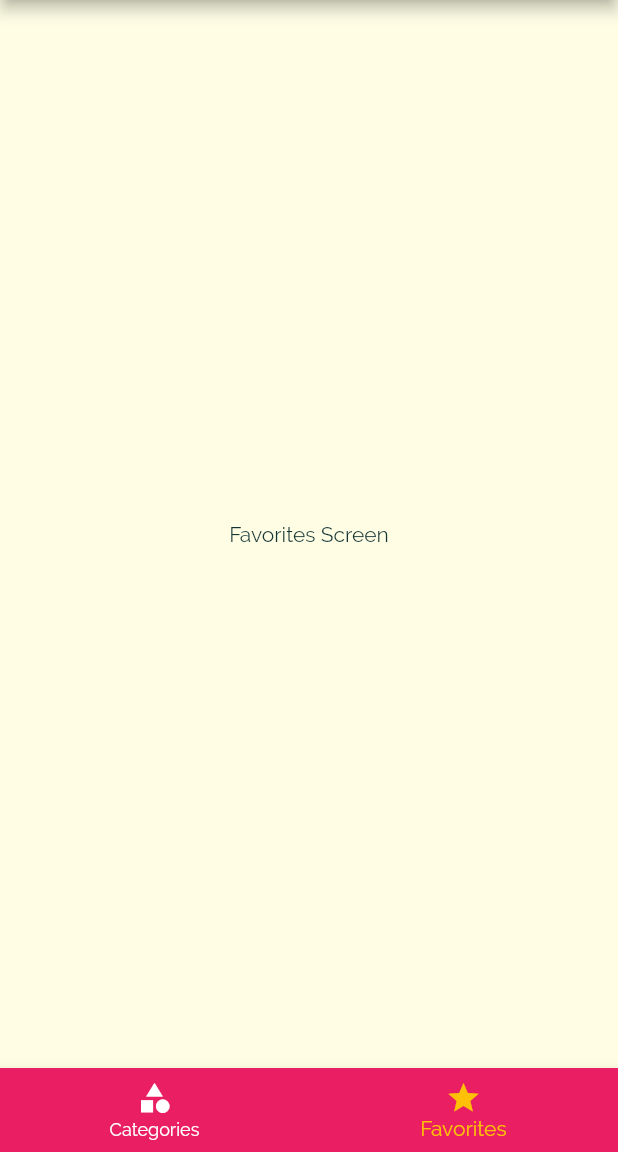
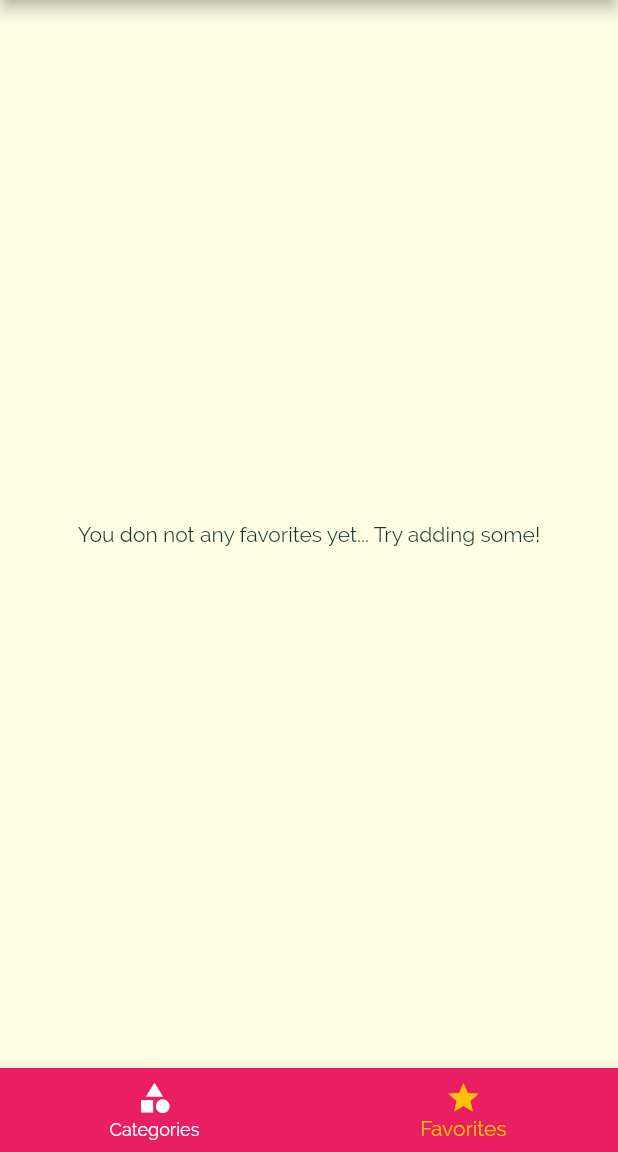
Before and after one commit to rehan-sattar/meals-app-flutter, a Flutter app: the screen it shows after launch, item 2 of the bottom bar chosen, on a phone screen of 412 x 824 dp, the part 84-1236 px from its top. Run offline on Flutter 3.47's test engine with Material 2 defaults, Android fonts, the phone set to English and light mode, and no system bars.

Commit message:
✨ - add favorite logic

```diff
--- a/lib/main.dart
+++ b/lib/main.dart
@@ -24,6 +24,23 @@ class _MyAppState extends State<MyApp> {
   );
 
   List<Meal> _availableMeals = DUMMY_MEALS;
+  List<Meal> _favoriteMeals = [];
+
+  void _toggleFavoriteMeal(String mealId) {
+    var existingIndex = _favoriteMeals.indexWhere((fm) => fm.id == mealId);
+    if (existingIndex >= 0)
+      setState(() {
+        _favoriteMeals.removeAt(existingIndex);
+      });
+    else
+      setState(() {
+        _favoriteMeals.add(DUMMY_MEALS.firstWhere((dm) => dm.id == mealId));
+      });
+  }
+
+  bool _isFavorite(String mealId) {
+    return _favoriteMeals.any((fm) => fm.id == mealId);
+  }
 
   void _setFilters(FilterData newFilterData) {
     setState(() {
@@ -66,10 +83,11 @@ class _MyAppState extends State<MyApp> {
             ),
       ),
       routes: {
-        '/': (ctx) => TabsScreen(),
+        '/': (ctx) => TabsScreen(_favoriteMeals),
         CategoryMealsScreen.routeName: (ctx) =>
             CategoryMealsScreen(_availableMeals),
-        MealDetailScreen.routeName: (ctx) => MealDetailScreen(),
+        MealDetailScreen.routeName: (ctx) =>
+            MealDetailScreen(_toggleFavoriteMeal, _isFavorite),
         FiltersScreen.routeName: (ctx) =>
             FiltersScreen(_filterData, _setFilters)
       },
--- a/lib/screens/favorites_screen.dart
+++ b/lib/screens/favorites_screen.dart
@@ -1,12 +1,35 @@
 import 'package:flutter/material.dart';
 
+import '../models/meals.dart';
+import '../widgets/meal_item.dart';
+
 class FavoritesScreen extends StatelessWidget {
-  const FavoritesScreen({Key key}) : super(key: key);
+  final List<Meal> favoriteMeals;
+
+  FavoritesScreen(this.favoriteMeals);
 
   @override
   Widget build(BuildContext context) {
-    return Center(
-      child: Text('Favorites Screen'),
-    );
+    return favoriteMeals.length == 0
+        ? Center(
+            child: Text(
+              'You don not any favorites yet... Try adding some!',
+            ),
+          )
+        : Container(
+            child: ListView.builder(
+              itemBuilder: (ctx, index) {
+                return MealItem(
+                  id: favoriteMeals[index].id,
+                  title: favoriteMeals[index].title,
+                  imageUrl: favoriteMeals[index].imageUrl,
+                  duration: favoriteMeals[index].duration,
+                  complexity: favoriteMeals[index].complexity,
+                  affordability: favoriteMeals[index].affordability,
+                );
+              },
+              itemCount: favoriteMeals.length,
+            ),
+          );
   }
 }
--- a/lib/screens/tabs_screen.dart
+++ b/lib/screens/tabs_screen.dart
@@ -3,25 +3,37 @@ import 'package:flutter/material.dart';
 import './favorites_screen.dart';
 import './categories_screen.dart';
 import '../widgets/main_drawer.dart';
+import '../models/meals.dart';
 
 class TabsScreen extends StatefulWidget {
-  TabsScreen({Key key}) : super(key: key);
-
+  final List<Meal> favoriteMeals;
+  TabsScreen(this.favoriteMeals);
   @override
   _TabsScreenState createState() => _TabsScreenState();
 }
 
 class _TabsScreenState extends State<TabsScreen> {
-  List<Map<String, Object>> _pages = [
-    {"screen": CategoriesScreen(), "title": "Categories"},
-    {"screen": FavoritesScreen(), "title": "Your Favorites"}
-  ];
-
+  List<Map<String, Object>> _pages;
   int _selectedIndex = 0;
   void _selectScreen(int index) {
     setState(() {
       _selectedIndex = index;
     });
+  }
+
+  @override
+  void initState() {
+    super.initState();
+    _pages = [
+      {
+        "screen": CategoriesScreen(),
+        "title": "Categories",
+      },
+      {
+        "screen": FavoritesScreen(widget.favoriteMeals),
+        "title": "Your Favorites",
+      }
+    ];
   }
 
   @override
```
Also changed, not shown: lib/screens/category_meals_screen.dart (+0 -9 lines), lib/screens/meal_detail_screen.dart (+6 -3 lines), lib/widgets/meal_item.dart (+1 -7 lines).
